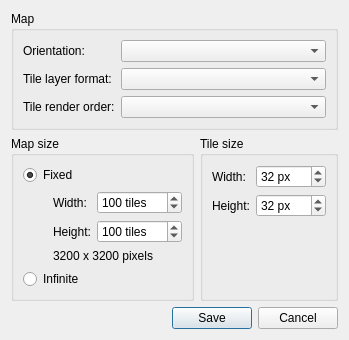
First picture: the form in src/tiled/newmapdialog.ui, repository mapeditor/tiled, before the edit.
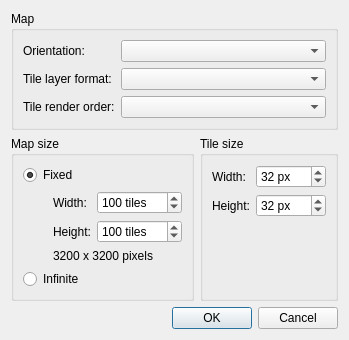
Second picture: the form after the edit.

Commit message:
Don't require saving maps upon creation
It probably was a mistake to force saving upon creation, since it stands in the
way of quick tests and forces people into organizing their files in a moment
where they may not want to do that.

A similar change is planned for tilesets, where we could instead prevent the
user from using an unsaved tileset in a map.

Eventually, I'd still like to try moving file management largely out of the
user's hands. But for now reverting most of 343e72abd0e4821538bb0 seems
appropriate.

Closes #1902

```diff
--- a/src/tiled/newmapdialog.ui
+++ b/src/tiled/newmapdialog.ui
@@ -270,7 +270,7 @@
       <enum>Qt::Horizontal</enum>
      </property>
      <property name="standardButtons">
-      <set>QDialogButtonBox::Cancel|QDialogButtonBox::Save</set>
+      <set>QDialogButtonBox::Cancel|QDialogButtonBox::Ok</set>
      </property>
     </widget>
    </item>
```
The commit also changes 2 other files.
